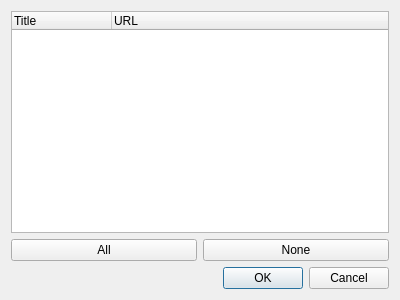
Qt form src/plugins/poshuku/restoresessiondialog.ui (0xd34df00d/leechcraft) before a commit.
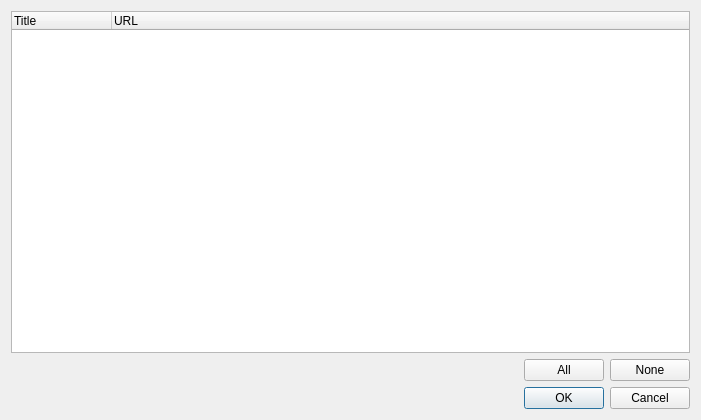
The same form after that commit. Icons and pictures are not drawn.

Commit message: * Poshuku: Beautified RestoreSessionDialog.

```diff
--- a/src/plugins/poshuku/restoresessiondialog.ui
+++ b/src/plugins/poshuku/restoresessiondialog.ui
@@ -5,8 +5,8 @@
    <rect>
     <x>0</x>
     <y>0</y>
-    <width>400</width>
-    <height>300</height>
+    <width>701</width>
+    <height>420</height>
    </rect>
   </property>
   <property name="windowTitle" >
@@ -42,6 +42,19 @@
    </item>
    <item>
     <layout class="QHBoxLayout" name="horizontalLayout" >
+     <item>
+      <spacer name="horizontalSpacer" >
+       <property name="orientation" >
+        <enum>Qt::Horizontal</enum>
+       </property>
+       <property name="sizeHint" stdset="0" >
+        <size>
+         <width>40</width>
+         <height>20</height>
+        </size>
+       </property>
+      </spacer>
+     </item>
      <item>
       <widget class="QPushButton" name="SelectAll_" >
        <property name="text" >
```
The commit also changes 1 other file.
